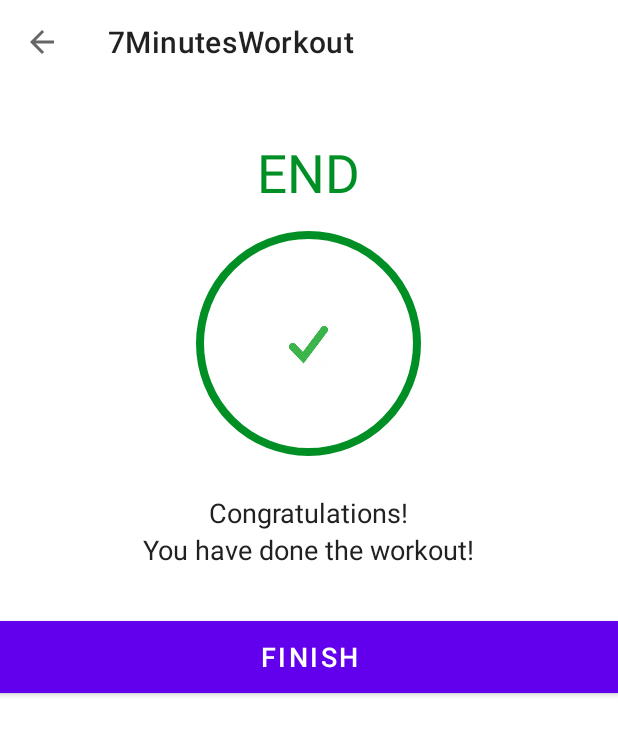
After one commit to fabiobends/android-7-minutes-workout, an Android app: the FinishActivity screen opened directly, with no data from a screen before it, on a phone screen of 412 x 824 dp. The commit adds this screen. Shown: the top 735 px of the screen. Run offline under Robolectric (Android 15) with nearby library versions, the phone set to English and light mode, and no system bars.

Commit message:
feat: implement recycleview for exercise status and add finish activity

```diff
--- /dev/null
+++ b/app/src/main/java/com/example/a7minutesworkout/FinishActivity.kt
@@ -0,0 +1,24 @@
+package com.example.a7minutesworkout
+
+import androidx.appcompat.app.AppCompatActivity
+import android.os.Bundle
+import com.example.a7minutesworkout.databinding.ActivityFinishBinding
+
+class FinishActivity : AppCompatActivity() {
+  private lateinit var binding: ActivityFinishBinding
+  override fun onCreate(savedInstanceState: Bundle?) {
+    super.onCreate(savedInstanceState)
+    binding = ActivityFinishBinding.inflate(layoutInflater)
+    setContentView(binding.root)
+    setSupportActionBar(binding.toolbarFinishActivity)
+    supportActionBar?.setDisplayHomeAsUpEnabled(true)
+    binding.toolbarFinishActivity.setNavigationOnClickListener {
+      @Suppress("DEPRECATION")
+      onBackPressed()
+    }
+    binding.btnFinish.setOnClickListener{
+      finish()
+    }
+
+  }
+}
--- /dev/null
+++ b/app/src/main/res/drawable/item_circular_status_border.xml
@@ -0,0 +1,6 @@
+<?xml version="1.0" encoding="utf-8"?>
+<shape xmlns:android="http://schemas.android.com/apk/res/android" android:shape="oval">
+    <stroke android:color="@color/accent" android:width="0.5dp"/>
+    <solid android:color="@color/white"/>
+
+</shape>
--- /dev/null
+++ b/app/src/main/res/layout/activity_finish.xml
@@ -0,0 +1,70 @@
+<?xml version="1.0" encoding="utf-8"?>
+<!--TODO(Step 5 : Design the finish screen layout.)-->
+<!--START-->
+<LinearLayout xmlns:android="http://schemas.android.com/apk/res/android"
+    xmlns:tools="http://schemas.android.com/tools"
+    android:layout_width="match_parent"
+    android:layout_height="match_parent"
+    android:gravity="center_horizontal"
+    android:orientation="vertical"
+    tools:context=".FinisheActivity">
+
+    <androidx.appcompat.widget.Toolbar
+        android:id="@+id/toolbar_finish_activity"
+        android:layout_width="match_parent"
+        android:layout_height="?android:attr/actionBarSize"
+        android:background="#FFFFFF" />
+
+    <TextView
+        android:id="@+id/tvEnd"
+        android:layout_width="wrap_content"
+        android:layout_height="wrap_content"
+        android:layout_marginTop="35dp"
+        android:text="END"
+        android:textColor="@color/accent"
+        android:textSize="35sp" />
+
+    <LinearLayout
+        android:layout_width="150dp"
+        android:layout_height="150dp"
+        android:layout_gravity="center"
+        android:layout_marginTop="15dp"
+        android:background="@drawable/item_circular_border"
+        android:gravity="center">
+
+        <!--Here the ic_action_done image in added in the drawables folders.-->
+        <ImageView
+            android:layout_width="50dp"
+            android:layout_height="50dp"
+            android:contentDescription="@string/image"
+            android:src="@drawable/ic_action_done" />
+    </LinearLayout>
+
+    <TextView
+        android:layout_width="wrap_content"
+        android:layout_height="wrap_content"
+        android:layout_marginTop="25dp"
+        android:text="Congratulations!"
+        android:textColor="#212121"
+        android:textSize="18sp" />
+
+    <TextView
+        android:layout_width="wrap_content"
+        android:layout_height="wrap_content"
+        android:text="You have done the workout!"
+        android:textColor="#212121"
+        android:textSize="18sp" />
+
+    <Button
+        android:id="@+id/btnFinish"
+        android:layout_width="match_parent"
+        android:layout_height="wrap_content"
+        android:layout_gravity="bottom"
+        android:layout_marginTop="35dp"
+        android:background="@color/accent"
+        android:text="FINISH"
+        android:textColor="#FFFFFF"
+        android:textSize="18sp" />
+
+</LinearLayout>
+    <!--END-->
--- /dev/null
+++ b/app/src/main/res/values-land/dimens.xml
@@ -0,0 +1,3 @@
+<resources>
+      <dimen name="fab_margin">48dp</dimen>
+   </resources>
--- /dev/null
+++ b/app/src/main/res/values-w1240dp/dimens.xml
@@ -0,0 +1,3 @@
+<resources>
+      <dimen name="fab_margin">200dp</dimen>
+   </resources>
--- /dev/null
+++ b/app/src/main/res/values-w600dp/dimens.xml
@@ -0,0 +1,3 @@
+<resources>
+      <dimen name="fab_margin">48dp</dimen>
+   </resources>
--- /dev/null
+++ b/app/src/main/res/values/dimens.xml
@@ -0,0 +1,3 @@
+<resources>
+      <dimen name="fab_margin">16dp</dimen>
+   </resources>
--- a/app/src/main/res/values/strings.xml
+++ b/app/src/main/res/values/strings.xml
@@ -5,4 +5,5 @@
     <string name="get_ready_for">Get Ready For</string>
     <string name="exercise_name">Exercise Name</string>
     <string name="upcoming_exercise">Upcoming Exercise:</string>
+    <string name="image">image</string>
 </resources>
```
Also changed, not shown: app/src/main/AndroidManifest.xml (+9 -4 lines), app/src/main/java/com/example/a7minutesworkout/ExerciseActivity.kt (+31 -19 lines), app/src/main/java/com/example/a7minutesworkout/ExerciseStatusAdapter.kt (added, +50 -0 lines), app/src/main/res/layout/activity_exercise.xml (+9 -7 lines), app/src/main/res/drawable/ic_action_done.jpeg (added).
